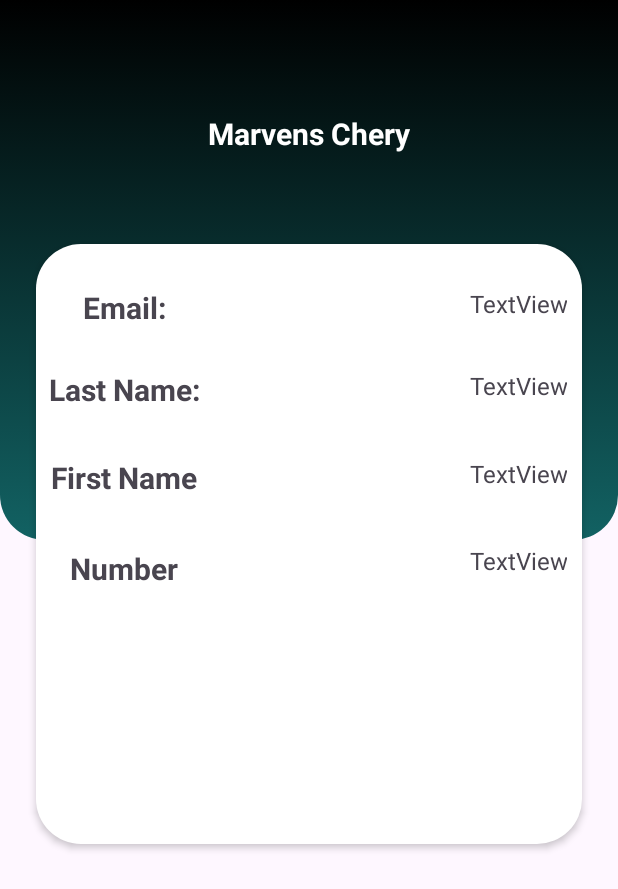
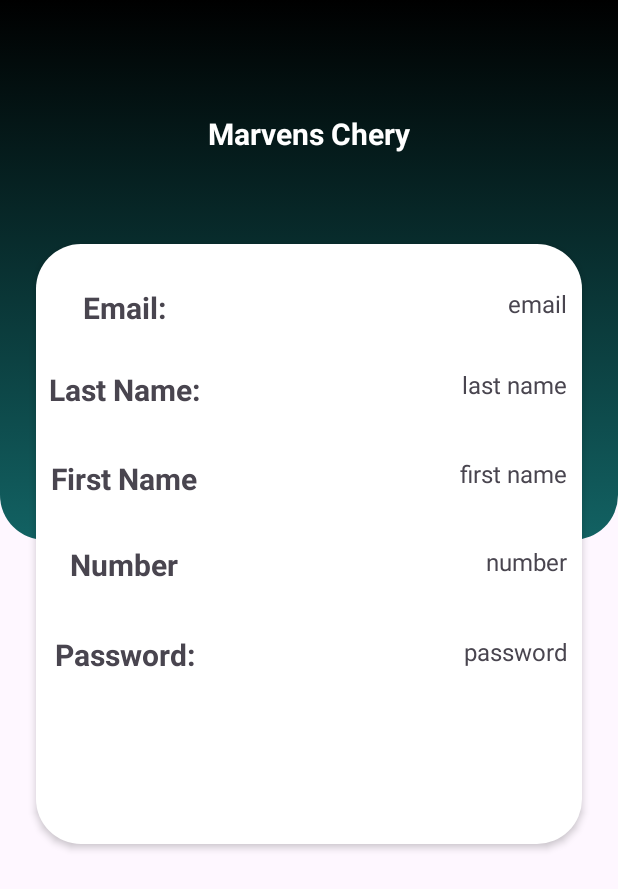
Before and after one commit to christrang/NavMTL-frontend, an Android app: the layout activity_profile.xml on its own in the app's theme, with its tools: preview values and no code run, on a phone screen of 412 x 824 dp. Shown: the top 889 px of the screen. Run offline under Robolectric (Android 15) with nearby library versions, the phone set to English and light mode, and no system bars; Roboto replaces fonts that are not available here.

Commit message:
fonction getprofile

```diff
--- a/app/src/main/res/layout/activity_profile.xml
+++ b/app/src/main/res/layout/activity_profile.xml
@@ -61,6 +61,7 @@
                         app:layout_constraintTop_toBottomOf="@+id/picture" />
 
                     <LinearLayout
+                        android:id="@+id/linearLayout"
                         android:layout_width="match_parent"
                         android:layout_height="400dp"
                         android:layout_marginStart="24dp"
@@ -88,22 +89,27 @@
                                 <androidx.constraintlayout.widget.ConstraintLayout
                                     android:layout_width="match_parent"
                                     android:layout_height="match_parent"
-                                    android:layout_weight="1">
+                                    android:layout_weight="1"
+                                    app:layout_constraintBottom_toBottomOf="parent"
+                                    app:layout_constraintEnd_toEndOf="parent"
+                                    app:layout_constraintStart_toStartOf="parent"
+                                    app:layout_constraintTop_toTopOf="parent">
 
                                     <TextView
-                                        android:id="@+id/textView3"
+                                        android:id="@+id/email"
                                         android:layout_width="236dp"
                                         android:layout_height="30dp"
                                         android:layout_marginEnd="10dp"
                                         android:layout_weight="1"
-                                        android:text="TextView"
+                                        android:text="email"
                                         android:textAlignment="textEnd"
                                         android:textSize="16sp"
                                         app:layout_constraintBottom_toBottomOf="parent"
                                         app:layout_constraintEnd_toEndOf="parent"
                                         app:layout_constraintStart_toEndOf="@+id/textView"
                                         app:layout_constraintTop_toTopOf="parent"
-                                        app:layout_constraintVertical_bias="0.078" />
+                                        app:layout_constraintVertical_bias="0.078"
+                                        tools:ignore="DuplicateIds" />
 
                                     <TextView
                                         android:id="@+id/textView"
@@ -119,41 +125,57 @@
                                         app:layout_constraintHorizontal_bias="0.0"
                                         app:layout_constraintStart_toStartOf="parent"
                                         app:layout_constraintTop_toTopOf="parent"
-                                        app:layout_constraintVertical_bias="0.077" />
+                                        app:layout_constraintVertical_bias="0.077"
+                                        tools:ignore="DuplicateIds" />
 
                                     <TextView
-                                        android:id="@+id/textView3"
+                                        android:id="@+id/prenom"
                                         android:layout_width="236dp"
                                         android:layout_height="30dp"
                                         android:layout_marginEnd="10dp"
                                         android:layout_marginBottom="228dp"
                                         android:layout_weight="1"
-                                        android:text="TextView"
+                                        android:text="first name"
+                                        android:textAlignment="textEnd"
+                                        android:textSize="16sp"
+                                        app:layout_constraintBottom_toBottomOf="parent"
+                                        app:layout_constraintEnd_toEndOf="parent"
+                                        app:layout_constraintStart_toEndOf="@+id/textView2"
+                                        app:layout_constraintTop_toBottomOf="@+id/textView3"
+                                        app:layout_constraintVertical_bias="1.0" />
+
+                                    <TextView
+                                        android:id="@+id/mdp"
+                                        android:layout_width="236dp"
+                                        android:layout_height="30dp"
+                                        android:layout_marginEnd="10dp"
+                                        android:layout_weight="1"
+                                        android:text="password"
                                         android:textAlignment="textEnd"
                                         android:textSize="16sp"
                                         app:layout_constraintBottom_toBottomOf="parent"
                                         app:layout_constraintEnd_toEndOf="parent"
                                         app:layout_constraintHorizontal_bias="0.0"
-                                        app:layout_constraintStart_toEndOf="@+id/textView"
-                                        app:layout_constraintTop_toBottomOf="@+id/textView3"
-                                        app:layout_constraintVertical_bias="1.0" />
+                                        app:layout_constraintStart_toEndOf="@+id/textView6"
+                                        app:layout_constraintTop_toBottomOf="@+id/telephone"
+                                        app:layout_constraintVertical_bias="0.215" />
 
                                     <TextView
-                                        android:id="@+id/textView5"
+                                        android:id="@+id/telephone"
                                         android:layout_width="236dp"
                                         android:layout_height="30dp"
                                         android:layout_marginEnd="10dp"
                                         android:layout_marginBottom="160dp"
                                         android:layout_weight="1"
-                                        android:text="TextView"
+                                        android:text="number"
                                         android:textAlignment="textEnd"
                                         android:textSize="16sp"
                                         app:layout_constraintBottom_toBottomOf="parent"
                                         app:layout_constraintEnd_toEndOf="parent"
                                         app:layout_constraintHorizontal_bias="0.0"
-                                        app:layout_constraintStart_toEndOf="@+id/textView"
-                                        app:layout_constraintTop_toBottomOf="@+id/textView3"
-                                        app:layout_constraintVertical_bias="0.9" />
+                                        app:layout_constraintStart_toEndOf="@+id/textView4"
+                                        app:layout_constraintTop_toBottomOf="@+id/prenom"
+                                        app:layout_constraintVertical_bias="0.763" />
 
                                     <TextView
                                         android:id="@+id/textView"
@@ -168,8 +190,9 @@
                                         app:layout_constraintEnd_toEndOf="parent"
                                         app:layout_constraintHorizontal_bias="0.0"
                                         app:layout_constraintStart_toStartOf="parent"
-                                        app:layout_constraintTop_toTopOf="parent"
-                                        app:layout_constraintVertical_bias="0.225" />
+                                        app:layout_constraintTop_toBottomOf="@+id/textView"
+                                        app:layout_constraintVertical_bias="0.225"
+                                        tools:ignore="DuplicateIds,NotSibling" />
 
                                     <TextView
                                         android:id="@+id/textView2"
@@ -184,8 +207,24 @@
                                         app:layout_constraintEnd_toEndOf="parent"
                                         app:layout_constraintHorizontal_bias="0.0"
                                         app:layout_constraintStart_toStartOf="parent"
-                                        app:layout_constraintTop_toTopOf="parent"
-                                        app:layout_constraintVertical_bias="0.383" />
+                                        app:layout_constraintTop_toBottomOf="@+id/textView"
+                                        app:layout_constraintVertical_bias="0.115" />
+
+                                    <TextView
+                                        android:id="@+id/textView6"
+                                        android:layout_width="118dp"
+                                        android:layout_height="30dp"
+                                        android:layout_weight="1"
+                                        android:text="Password:"
+                                        android:textAlignment="center"
+                                        android:textSize="20sp"
+                                        android:textStyle="bold"
+                                        app:layout_constraintBottom_toBottomOf="parent"
+                                        app:layout_constraintEnd_toEndOf="parent"
+                                        app:layout_constraintHorizontal_bias="0.0"
+                                        app:layout_constraintStart_toStartOf="parent"
+                                        app:layout_constraintTop_toBottomOf="@+id/textView4"
+                                        app:layout_constraintVertical_bias="0.215" />
 
                                     <TextView
                                         android:id="@+id/textView4"
@@ -200,23 +239,23 @@
                                         app:layout_constraintEnd_toEndOf="parent"
                                         app:layout_constraintHorizontal_bias="0.0"
                                         app:layout_constraintStart_toStartOf="parent"
-                                        app:layout_constraintTop_toTopOf="parent"
-                                        app:layout_constraintVertical_bias="0.548" />
+                                        app:layout_constraintTop_toBottomOf="@+id/textView2"
+                                        app:layout_constraintVertical_bias="0.137" />
 
                                     <TextView
-                                        android:id="@+id/textView3"
+                                        android:id="@+id/nom"
                                         android:layout_width="236dp"
                                         android:layout_height="30dp"
                                         android:layout_weight="1"
-                                        android:text="TextView"
+                                        android:text="last name"
                                         android:textAlignment="textEnd"
                                         android:textSize="16sp"
                                         app:layout_constraintBottom_toBottomOf="parent"
                                         app:layout_constraintEnd_toEndOf="parent"
                                         app:layout_constraintHorizontal_bias="0.0"
                                         app:layout_constraintStart_toEndOf="@+id/textView"
-                                        app:layout_constraintTop_toBottomOf="@+id/textView3"
-                                        app:layout_constraintVertical_bias="0.225" />
+                                        app:layout_constraintTop_toBottomOf="@+id/email"
+                                        app:layout_constraintVertical_bias="0.077" />
                                 </androidx.constraintlayout.widget.ConstraintLayout>
 
                             </androidx.constraintlayout.widget.ConstraintLayout>
```
Also changed, not shown: app/src/main/java/com/example/frontend/ProfileActivity.kt (added, +77 -0 lines).
